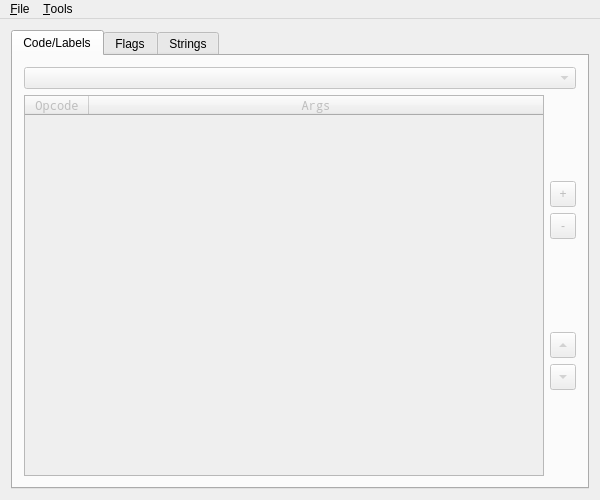
Above: wrd_editor/mainwindow.ui from CaptainSwag101/DRV3-Tools before the change. Below: the same form after it.
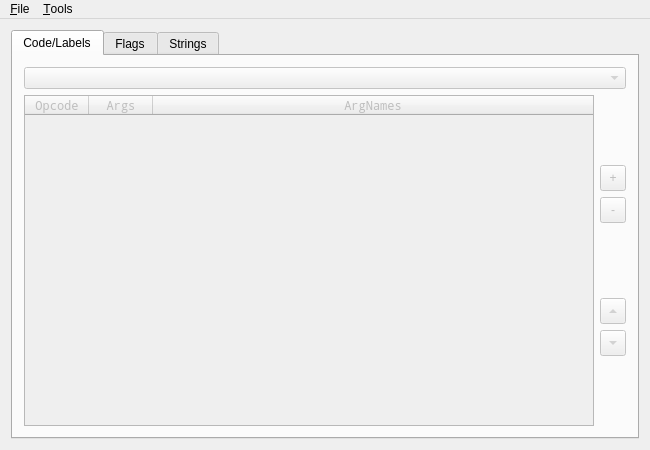
That is the form after the change.

Commit message: (WIP) Start implementing a code argument name previewer

```diff
--- a/wrd_editor/mainwindow.ui
+++ b/wrd_editor/mainwindow.ui
@@ -6,8 +6,8 @@
    <rect>
     <x>0</x>
     <y>0</y>
-    <width>600</width>
-    <height>500</height>
+    <width>650</width>
+    <height>450</height>
    </rect>
   </property>
   <property name="windowTitle">
@@ -66,7 +66,7 @@
              <bool>false</bool>
             </property>
             <property name="columnCount">
-             <number>2</number>
+             <number>3</number>
             </property>
             <attribute name="horizontalHeaderCascadingSectionResizes">
              <bool>true</bool>
@@ -77,6 +77,9 @@
             <attribute name="horizontalHeaderHighlightSections">
              <bool>false</bool>
             </attribute>
+            <attribute name="horizontalHeaderMinimumSectionSize">
+             <number>32</number>
+            </attribute>
             <attribute name="horizontalHeaderStretchLastSection">
              <bool>true</bool>
             </attribute>
@@ -96,6 +99,11 @@
               <string>Args</string>
              </property>
             </column>
+            <column>
+             <property name="text">
+              <string>ArgNames</string>
+             </property>
+            </column>
            </widget>
           </item>
           <item>
@@ -674,7 +682,7 @@
     <rect>
      <x>0</x>
      <y>0</y>
-     <width>600</width>
+     <width>650</width>
      <height>20</height>
     </rect>
    </property>
```
Left out of the diff: 3 changed lines with no effect on the pictures. The commit also changes 1 other file.
